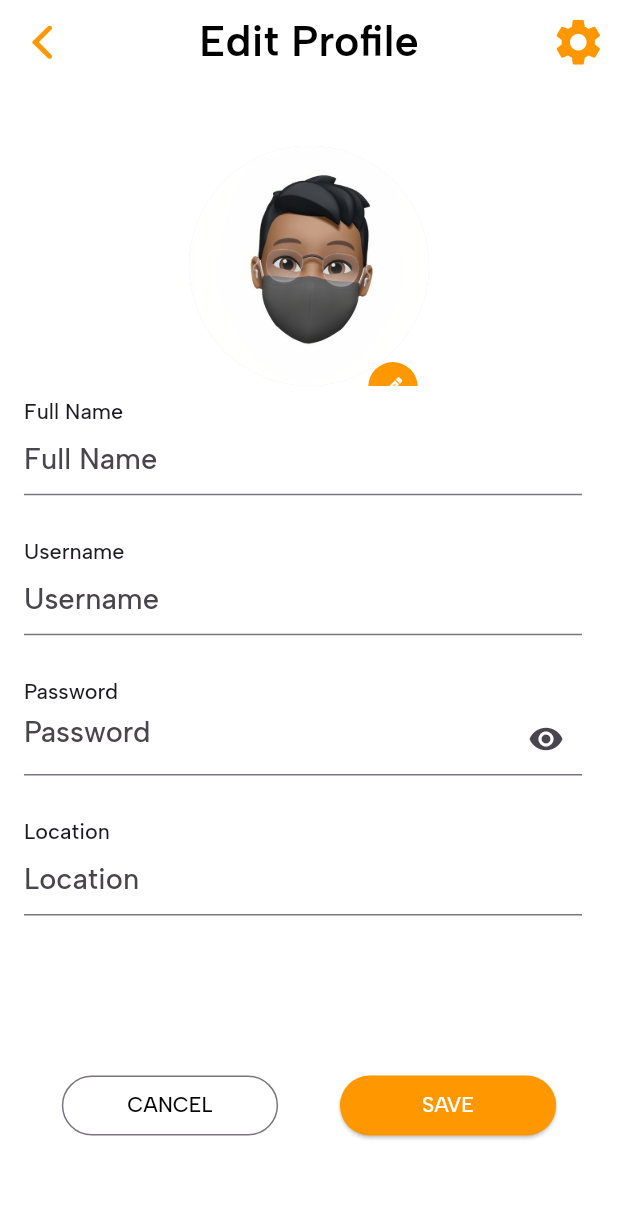
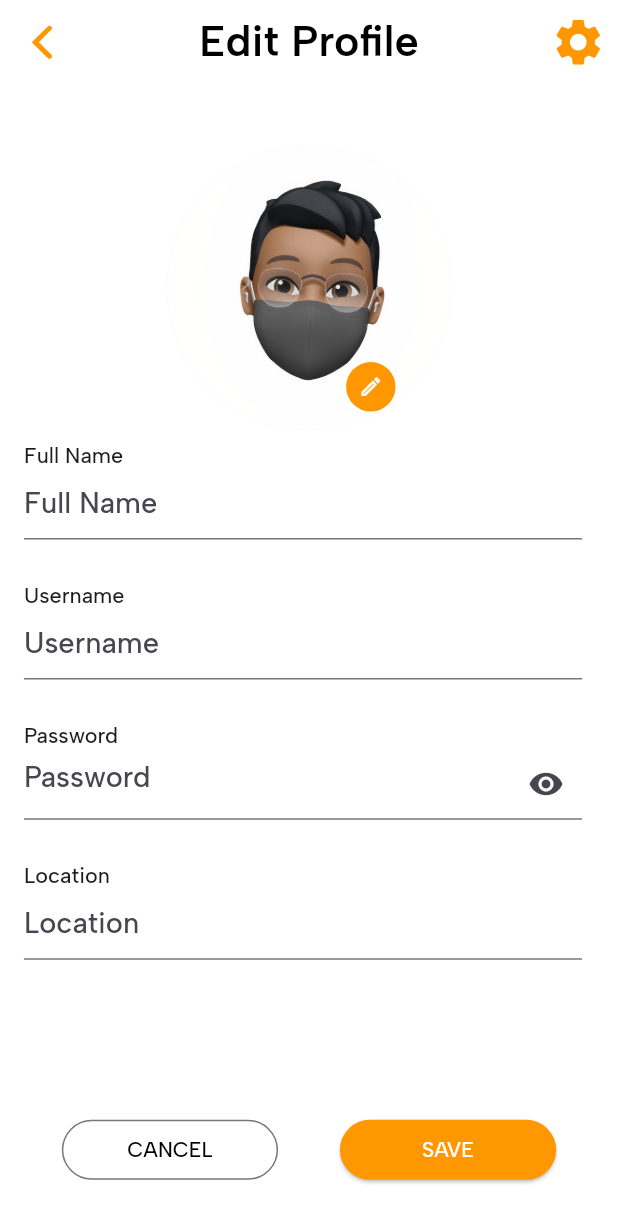
Before and after one commit to MoeAlm/food_app, a Flutter app: the EditProfileScreen screen opened directly, on a phone screen of 412 x 824 dp. Shown: the top 1223 px of the screen. Run offline on Flutter 3.47's test engine with Material 2 defaults, Android fonts, the phone set to English and light mode, and no system bars; our stand-ins replace animated_bottom_navigation_bar, badges, bloc, firebase_auth, firebase_core, flutter_bloc and 7 more; accounts and stored records are empty.

Commit message:
Added Some stuff and fixed bugs

```diff
--- a/lib/core/cubit/states.dart
+++ b/lib/core/cubit/states.dart
@@ -21,3 +21,5 @@ class RemoveState extends AppState{}
 class ItemCountState extends AppState{}
 
 class UpdateProfileState extends AppState{}
+
+class ChangePageViewIndexState extends AppState{}
--- a/lib/view/profile/edit_profile_screen.dart
+++ b/lib/view/profile/edit_profile_screen.dart
@@ -59,8 +59,9 @@ class EditProfileScreen extends StatelessWidget {
                 Stack(
                   children: [
                     CircleAvatar(
-                      radius: 80,
-                      backgroundImage: AssetImage('assets/images/profile.jpg'),
+                      radius: width * 0.23,
+                      backgroundImage: AssetImage(
+                          cubit.imageUrl),
                     ),
                     Positioned(
                       top: width * 0.35,
```
Also changed, not shown: lib/core/cubit/cubit.dart (+21 -3 lines).
